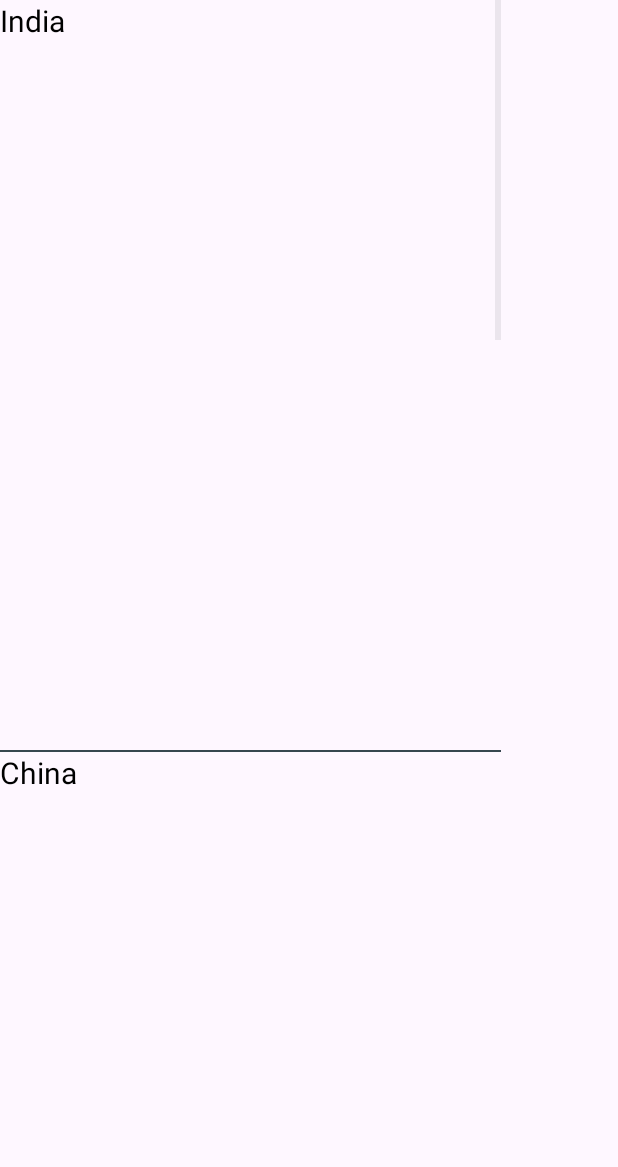
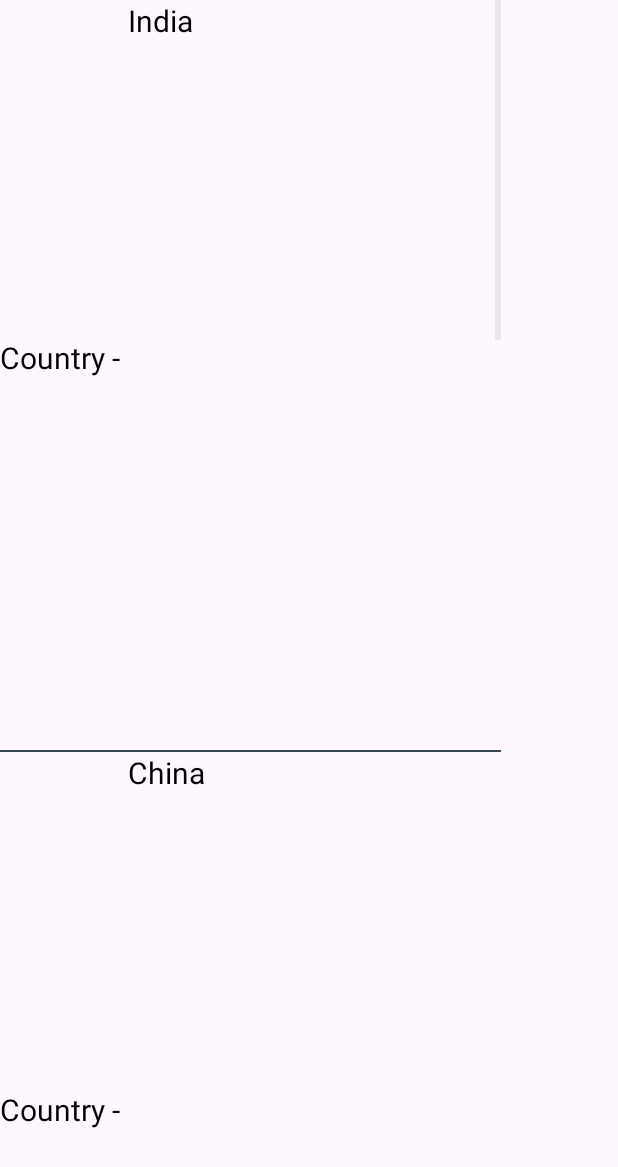
Before and after one commit to rohm08lee/Test01, an Android app: the ListActivity screen opened directly, with no data from a screen before it, on a phone screen of 412 x 824 dp. Shown: the top 1167 px of the screen. Run offline under Robolectric (Android 15) with nearby library versions, the phone set to English and light mode, and no system bars.

Commit message:
added prefix in listview

```diff
--- a/app/src/main/res/layout/list_layout.xml
+++ b/app/src/main/res/layout/list_layout.xml
@@ -4,14 +4,14 @@
     android:layout_height="match_parent"
     android:orientation="horizontal">
 
-    <!--TextView
+    <TextView
     android:id="@+id/pretextView"
     android:layout_width="wrap_content"
     android:layout_height="50dp"
     android:layout_gravity="center"
     android:textColor="@color/black"
     android:textSize="20sp"
-    android:text="Country - "/-->
+    android:text="Country - "/>
 
     <TextView
         android:id="@+id/listTextView"
```
